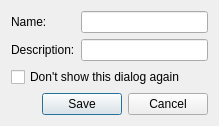
Before: the Qt Designer form src/plugins/macros/savedialog.ui in qt-creator/qt-creator, drawn with Qt 5.
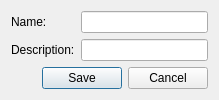
After: the same form once the commit is applied.

Commit message:
Add a save macro menu item, and remove the 'show save dialog' option in macro plugin
Merge-request: 240

Patch:
```diff
--- a/src/plugins/macros/savedialog.ui
+++ b/src/plugins/macros/savedialog.ui
@@ -7,7 +7,7 @@
     <x>0</x>
     <y>0</y>
     <width>219</width>
-    <height>116</height>
+    <height>91</height>
    </rect>
   </property>
   <property name="windowTitle">
@@ -42,13 +42,6 @@
     </widget>
    </item>
    <item row="3" column="0" colspan="2">
-    <widget class="QCheckBox" name="hideSaveDialog">
-     <property name="text">
-      <string>Don't show this dialog again</string>
-     </property>
-    </widget>
-   </item>
-   <item row="4" column="0" colspan="2">
     <widget class="QDialogButtonBox" name="buttonBox">
      <property name="standardButtons">
       <set>QDialogButtonBox::Cancel|QDialogButtonBox::Save</set>
```
Left out of the diff: 1 changed line with no effect on the pictures. The commit also changes 10 other files.
